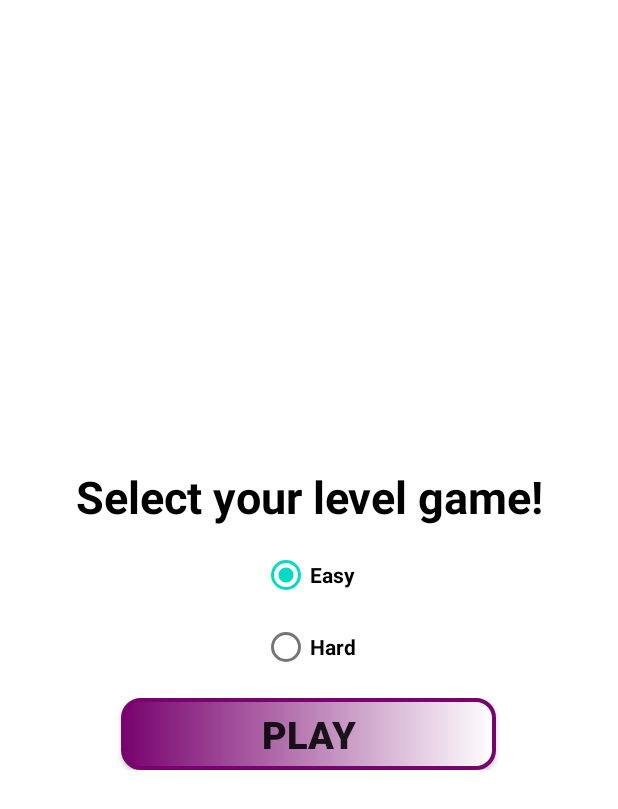
After one commit to NARI1108/TIC-TAC-TOE, an Android app: the layout level_dialog.xml on its own in the app's theme, with its tools: preview values and no code run, on a phone screen of 412 x 824 dp. The commit adds this screen. Shown: the top 809 px of the screen. Run offline under Robolectric (Android 15) with nearby library versions, the phone set to English and light mode, and no system bars.

Commit message:
Creating a the activity leve_dialog for selection level of the game.

```diff
--- /dev/null
+++ b/app/src/main/res/layout/level_dialog.xml
@@ -0,0 +1,62 @@
+<?xml version="1.0" encoding="utf-8"?>
+<RelativeLayout xmlns:android="http://schemas.android.com/apk/res/android"
+    android:layout_width="match_parent"
+    android:layout_height="match_parent"
+    android:layout_centerInParent="true"
+    android:visibility="visible"
+    android:id="@+id/player_name_layout_0">
+    <RelativeLayout
+        android:layout_width="match_parent"
+        android:layout_height="wrap_content"
+        android:layout_centerInParent="true"
+        android:id="@+id/player_name_layout_1"
+        android:padding="10dp">
+        <TextView
+            android:id="@+id/txt_title"
+            android:layout_width="wrap_content"
+            android:layout_height="wrap_content"
+            android:text="@string/select_your_level_game"
+            android:textSize="30sp"
+            android:layout_centerHorizontal="true"
+            android:gravity="center"
+            android:textColor="@color/black"
+            android:textStyle="bold" />
+        <RadioGroup
+            android:id="@+id/rdog_level"
+            android:layout_width="match_parent"
+            android:layout_height="wrap_content"
+            android:layout_below="@+id/txt_title"
+            android:layout_centerHorizontal="true"
+            android:gravity="center"
+            android:layout_marginTop="8dp"
+            >
+            <RadioButton
+                android:id="@+id/rdo_esay"
+                android:layout_width="wrap_content"
+                android:layout_height="wrap_content"
+                android:text="@string/easy"
+                android:textStyle="bold"
+                android:checked="true"/>
+            <RadioButton
+                android:id="@+id/rdo_hard"
+                android:layout_width="wrap_content"
+                android:layout_height="wrap_content"
+                android:text="@string/hard"
+                android:textStyle="bold" />
+        </RadioGroup>
+        <androidx.appcompat.widget.AppCompatButton
+            android:id="@+id/btn_play"
+            android:layout_width="250dp"
+            android:layout_height="wrap_content"
+            android:layout_below="@id/rdog_level"
+            android:layout_centerHorizontal="true"
+            android:layout_marginTop="10dp"
+            android:text="@string/play"
+            android:textStyle="bold"
+            android:gravity="center"
+            android:background="@drawable/buttonstyle"
+            android:textSize="25sp"
+            />
+    </RelativeLayout>
+
+    </RelativeLayout>
--- a/app/src/main/res/values/strings.xml
+++ b/app/src/main/res/values/strings.xml
@@ -26,4 +26,7 @@
     <string name="_player2">Player2</string>
     <string name="_player1">Player1</string>
     <string name="play">Play</string>
+    <string name="select_your_level_game">Select your level game!</string>
+    <string name="easy">Easy</string>
+    <string name="hard">Hard</string>
 </resources>
```
